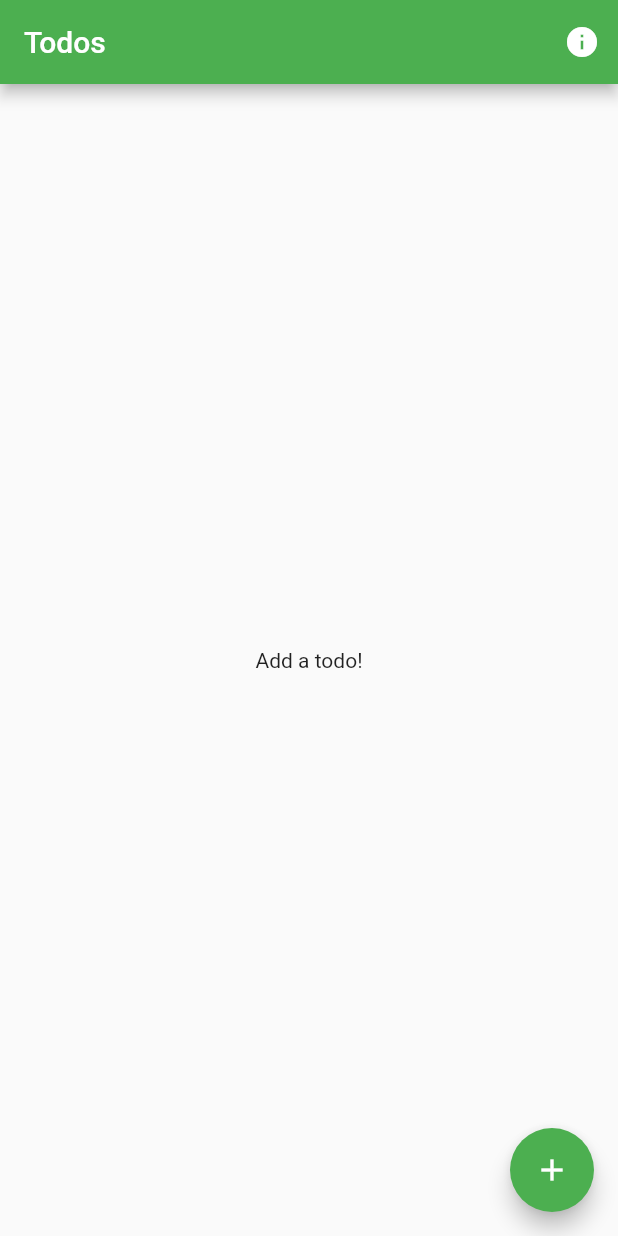
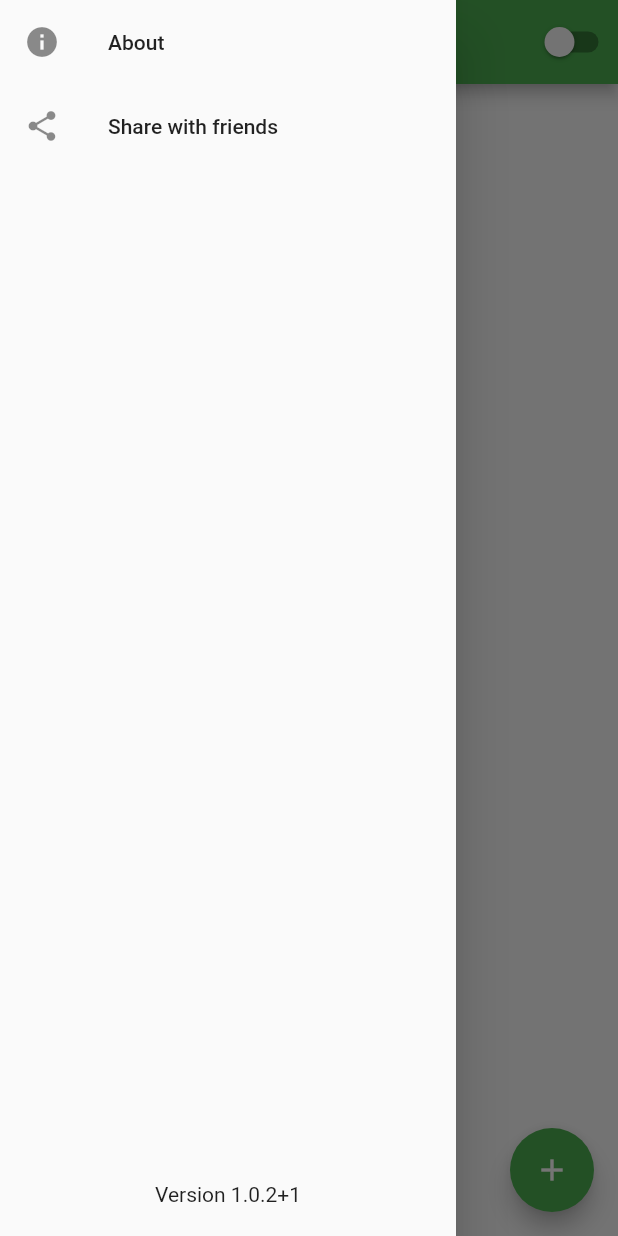
Before and after one commit to OmarYehiaDev/todo_app, a Flutter app: the screen it shows after launch, with the side drawer open (before the commit the screen has no drawer), on a phone screen of 412 x 824 dp. Run offline on Flutter 3.47's test engine with Material 2 defaults, Android fonts, the phone set to English and light mode, and no system bars; our stand-ins replace package_info, shared_preferences, sqflite; missing offline and left inert: social_share; accounts and stored records are empty.

Commit message:
V1.0.2 Updates!

```diff
--- a/lib/main.dart
+++ b/lib/main.dart
@@ -1,42 +1,65 @@
 import 'package:flutter/material.dart';
+import 'package:provider/provider.dart';
+import 'package:provider/single_child_widget.dart';
+import 'package:todo_app/screens/appDrawer.dart';
+import 'package:todo_app/screens/todoList.dart';
+import 'package:todo_app/utils/constants.dart';
+import 'package:todo_app/utils/sharedPrefsUtils.dart';
+import 'package:todo_app/utils/theme/themeProvider.dart';
+import 'package:todo_app/widgets/themeSwitch.dart';
 import 'package:package_info/package_info.dart';
-import 'package:todo_app/screens/todoList.dart';
 
-void main() => runApp(MyApp());
+void main() async {
+  WidgetsFlutterBinding.ensureInitialized();
+  await SharedPrefsUtils.init();
+  final SharedPrefsUtils _sharedPrefs = SharedPrefsUtils.getInstance();
+  var isDarkTheme = _sharedPrefs.getData(SharedPreferencesKeys.isDarkTheme);
+  ThemeData theme;
+  if (isDarkTheme != null) {
+    theme = isDarkTheme ? kDarkTheme : kLightTheme;
+  } else {
+    theme = kLightTheme;
+  }
+  runApp(
+    MultiProvider(
+      providers: <SingleChildWidget>[
+        ChangeNotifierProvider<ThemeNotifier>(
+          create: (_) => ThemeNotifier(theme),
+        ),
+      ],
+      child: MyApp(),
+    ),
+  );
+}
 
 class MyApp extends StatelessWidget {
   // This widget is the root of your application.
   @override
   Widget build(BuildContext context) {
     return MaterialApp(
-      title: 'Todo App',
-      theme: ThemeData(
-        primarySwatch: Colors.green,
-      ),
+      title: 'Simple Todo',
+      theme: themeData(context),
       debugShowCheckedModeBanner: false,
-      home: MyHomePage(title: 'Todos'),
+      home: MyHomePage(),
     );
   }
 }
 
 class MyHomePage extends StatefulWidget {
-  MyHomePage({Key key, this.title}) : super(key: key);
-
-  final String title;
-
   @override
   _MyHomePageState createState() => _MyHomePageState();
 }
 
 class _MyHomePageState extends State<MyHomePage> {
-  String appName, version, buildNumber;
   @override
   void initState() {
-    PackageInfo.fromPlatform().then((PackageInfo packageInfo) {
-      appName = packageInfo.appName;
-      version = packageInfo.version;
-      buildNumber = packageInfo.buildNumber;
-    });
+    PackageInfo.fromPlatform().then(
+      (PackageInfo packageInfo) {
+        appName = packageInfo.appName;
+        version = packageInfo.version;
+        buildNumber = packageInfo.buildNumber;
+      },
+    );
     super.initState();
   }
 
@@ -44,29 +67,18 @@ class _MyHomePageState extends State<MyHomePage> {
   Widget build(BuildContext context) {
     return Scaffold(
       appBar: AppBar(
-        title: Text(widget.title),
+        title: Text("Todos"),
         actions: [
-          IconButton(
-            icon: Icon(Icons.info),
-            onPressed: () {
-              showAboutDialog(
-                context: context,
-                applicationName: appName,
-                applicationVersion: "$version+$buildNumber",
-                applicationIcon: CircleAvatar(
-                  backgroundImage: AssetImage("assets/images/to-do-list.png"),
-                ),
-                children: [
-                  Text(
-                    "All rights reserved to Omar Yehia and © 2021 SpiderDevsTechnologies Inc.",
-                  ),
-                ],
-              );
-            },
-          ),
+          ThemeSwitch(),
         ],
       ),
       body: TodoList(),
+      drawer: AppDrawer(),
     );
   }
 }
+
+ThemeData themeData(context) {
+  final themeNotifier = Provider.of<ThemeNotifier>(context);
+  return themeNotifier.getTheme();
+}
--- /dev/null
+++ b/lib/screens/appDrawer.dart
@@ -0,0 +1,80 @@
+import 'package:flutter/material.dart';
+import 'package:social_share/social_share.dart';
+import 'package:todo_app/utils/constants.dart';
+
+class AppDrawer extends StatefulWidget {
+  @override
+  _AppDrawerState createState() => _AppDrawerState();
+}
+
+class _AppDrawerState extends State<AppDrawer> {
+  @override
+  void initState() {
+    super.initState();
+  }
+
+  @override
+  Widget build(BuildContext context) {
+    double height = MediaQuery.of(context).size.height;
+    return Drawer(
+      child: SafeArea(
+        child: Container(
+          height: height,
+          child: Column(
+            mainAxisSize: MainAxisSize.max,
+            mainAxisAlignment: MainAxisAlignment.spaceBetween,
+            children: [
+              Column(
+                mainAxisSize: MainAxisSize.min,
+                children: [
+                  //TODO:- Uncomment these in the right time
+                  // ListTile(
+                  //   title: Text("Memories"),
+                  //   leading: Icon(Icons.restore),
+                  // ),
+                  // ListTile(
+                  //   title: Text("Language"),
+                  //   leading: Icon(Icons.language),
+                  // ),
+                  ListTile(
+                    title: Text("About"),
+                    leading: Icon(Icons.info),
+                    onTap: () {
+                      showAboutDialog(
+                        context: context,
+                        applicationName: appName,
+                        applicationVersion: "$version+$buildNumber",
+                        applicationIcon: CircleAvatar(
+                          backgroundImage:
+                              AssetImage("assets/images/to-do-list.png"),
+                        ),
+                        children: [
+                          Text(
+                            "All rights reserved to Omar Yehia and © 2021 SpiderDevsTechnologies Inc.",
+                          ),
+                        ],
+                      );
+                    },
+                  ),
+                  ListTile(
+                    title: Text("Share with friends"),
+                    leading: Icon(Icons.share),
+                    onTap: () {
+                      SocialShare.shareOptions(
+                        "Check out Simple Todo!\n https://play.google.com/store/apps/details?id=com.omar.todo_app",
+                      );
+                    },
+                  ),
+                ],
+              ),
+              Padding(
+                padding: const EdgeInsets.all(20.0),
+                child: Text("Version $version+$buildNumber"),
+              )
+            ],
+          ),
+        ),
+      ),
+    );
+  }
+}
--- /dev/null
+++ b/lib/utils/constants.dart
@@ -0,0 +1,17 @@
+import 'package:flutter/material.dart';
+
+final ThemeData kDarkTheme = ThemeData.dark().copyWith(
+  accentColor: Colors.white,
+  textSelectionHandleColor: Colors.white,
+  textSelectionColor: Colors.white,
+  inputDecorationTheme: InputDecorationTheme(
+    border: OutlineInputBorder(
+      borderRadius: BorderRadius.circular(15),
+    ),
+  ),
+  floatingActionButtonTheme: FloatingActionButtonThemeData(
+    backgroundColor: Colors.green,
+  ),
+);
+final ThemeData kLightTheme = ThemeData(primarySwatch: Colors.green);
+String appName, version, buildNumber;
--- /dev/null
+++ b/lib/utils/sharedPrefsUtils.dart
@@ -0,0 +1,68 @@
+import 'package:shared_preferences/shared_preferences.dart';
+import 'package:flutter/services.dart' show PlatformException;
+
+class SharedPrefsUtils {
+  static SharedPreferences _preferences;
+  static SharedPrefsUtils _instance;
+
+  static SharedPrefsUtils getInstance() {
+    if (_instance == null) {
+      _instance = SharedPrefsUtils();
+    }
+    return _instance;
+  }
+
+  static Future<void> init() async {
+    if (_preferences == null) {
+      _preferences = await SharedPreferences.getInstance();
+    }
+  }
+
+  /// T is the  `runTimeType` data which you are trying to save (bool - String - double)
+  // ignore: missing_return
+  Future<bool> saveData<T>(String key, T value) async {
+    print("SharedPreferences: [Saving data] -> key: $key, value: $value");
+    assert(_instance != null);
+    assert(_preferences != null);
+    if (value is String) {
+      return await _preferences.setString(key, value);
+    } else if (value is bool) {
+      return await _preferences.setBool(key, value);
+    } else if (value is double) {
+      return await _preferences.setDouble(key, value);
+    } else if (value is int) {
+      return await _preferences.setInt(key, value);
+    }
+  }
+
+  // Future<bool> saveBool(String key, bool value) {
+  //   print("SharedPreferences: [Save data] -> key: $key, value: $value");
+  //   return _preferences.setBool(key, value);
+  // }
+
+  getData(String key, {bool bypassValueChecking = true}) {
+    assert(_preferences != null);
+    assert(_instance != null);
+    var value = _preferences.get(key);
+    if (value == null && !bypassValueChecking) {
+      throw PlatformException(
+          code: "SHARED_PREFERENCES_VALUE_CAN'T_BE_NULL",
+          message:
+              "you have ordered a value which doesn't exist in Shared Preferences",
+          details:
+              "make sure you have saved the value in advance in order to get it back");
+    }
+    print("SharedPreferences: [Reading data] -> key: $key, value: $value");
+    return value;
+  }
+
+  Future<bool> clearData(String key) async {
+    assert(_preferences != null);
+    assert(_instance != null);
+    try {
+      return await _preferences.remove(key);
+    } on Exception catch (e) {
+      throw e;
+    }
+  }
+}
--- /dev/null
+++ b/lib/utils/theme/themeProvider.dart
@@ -0,0 +1,18 @@
+import 'package:flutter/material.dart';
+
+class ThemeNotifier extends ChangeNotifier {
+  ThemeData _themeData;
+
+  ThemeNotifier(this._themeData);
+
+  getTheme() => _themeData;
+
+  setTheme(ThemeData themeData) async {
+    _themeData = themeData;
+    notifyListeners();
+  }
+}
+
+abstract class SharedPreferencesKeys {
+  static const String isDarkTheme = 'isDarkTheme';
+}
--- /dev/null
+++ b/lib/widgets/themeSwitch.dart
@@ -0,0 +1,40 @@
+import 'package:flutter/material.dart';
+import 'package:provider/provider.dart';
+import 'package:todo_app/utils/constants.dart';
+import 'package:todo_app/utils/sharedPrefsUtils.dart';
+import 'package:todo_app/utils/theme/themeProvider.dart';
+
+class ThemeSwitch extends StatefulWidget {
+  @override
+  _ThemeSwitchState createState() => _ThemeSwitchState();
+}
+
+class _ThemeSwitchState extends State<ThemeSwitch> {
+  bool _darkTheme = false;
+
+  void onThemeChanged(bool value, ThemeNotifier themeNotifier) async {
+    (value)
+        ? themeNotifier.setTheme(kDarkTheme)
+        : themeNotifier.setTheme(kLightTheme);
+    final _sharedPrefsUtils = SharedPrefsUtils.getInstance();
+    // ignore: unused_local_variable
+    var isSuccess = await _sharedPrefsUtils.saveData<bool>(
+        SharedPreferencesKeys.isDarkTheme, value);
+  }
+
+  @override
+  Widget build(BuildContext context) {
+    final themeNotifier = Provider.of<ThemeNotifier>(context);
+    _darkTheme = (themeNotifier.getTheme() == kDarkTheme);
+    return Switch(
+      activeColor: Theme.of(context).cursorColor,
+      onChanged: (value) {
+        setState(() {
+          _darkTheme = value;
+        });
+        onThemeChanged(value, themeNotifier);
+      },
+      value: _darkTheme,
+    );
+  }
+}
```
Also changed, not shown: lib/screens/todoList.dart (+40 -14 lines), pubspec.yaml (+8 -3 lines), 6 other files.
